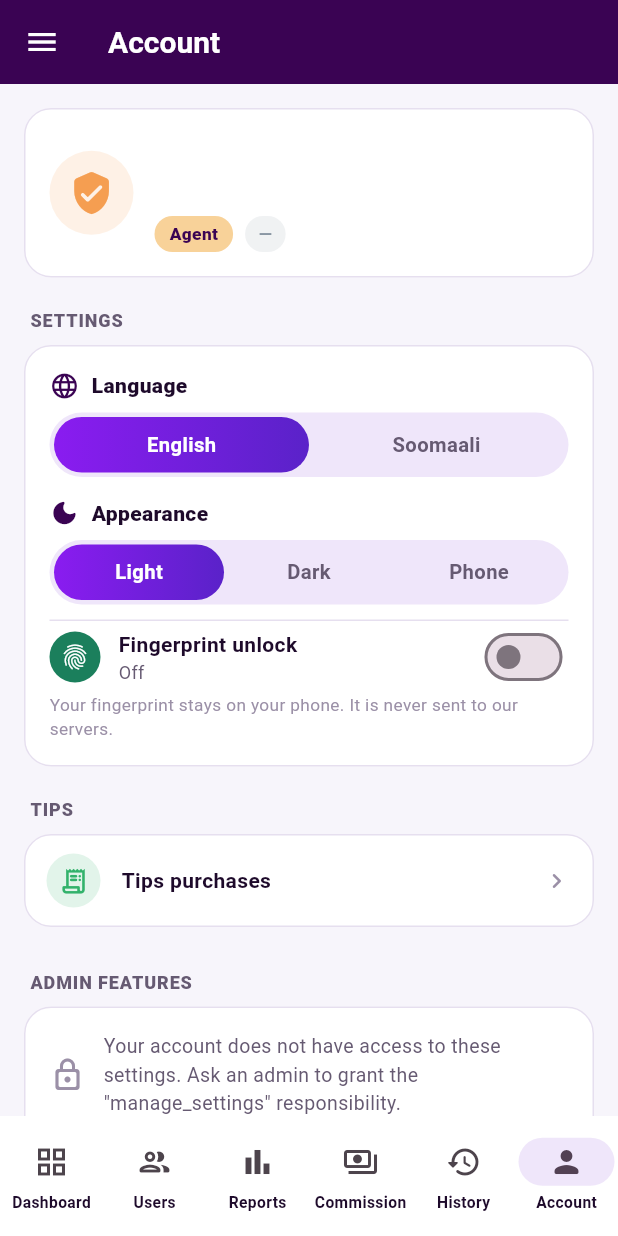
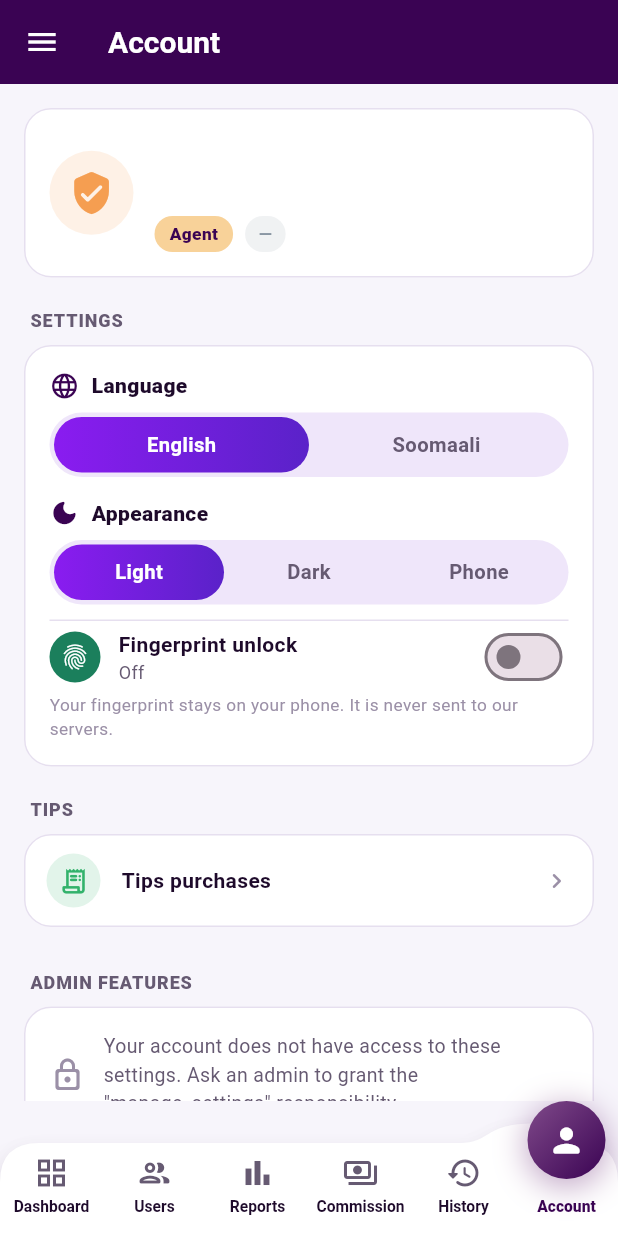
Before and after one commit to waaproltd-spec/Badal-exchange, a Flutter app: the HomeShell screen opened directly, item 6 of the bottom bar chosen, on a phone screen of 412 x 824 dp. Run offline on Flutter 3.47's test engine with Material 3 defaults, Android fonts, the phone set to English and light mode, and no system bars; our stand-ins replace audioplayers, device_info_plus, firebase_core, firebase_messaging, flutter_secure_storage, font_awesome_flutter and 6 more; accounts and stored records are empty; network calls fail.

Commit message:
Agent App: bottom navigation Option 3 -- curved white bar, selected tab a raised purple gradient circle with glow, animated; labels on one line
Co-Authored-By: Claude Sonnet 5.5 <noreply@anthropic.com>
Claude-Session: https://claude.ai/code/session_011NoKpXo4GzSuoMJss1uUua

```diff
--- a/agent-app/lib/widgets/home_nav_bar.dart
+++ b/agent-app/lib/widgets/home_nav_bar.dart
@@ -1,11 +1,14 @@
 import 'package:flutter/material.dart';
 
 import '../l10n/tr.dart';
+import '../theme/app_theme.dart';
 
-/// The six bottom tabs. Every label stays on one line: the text is made just small enough for the
-/// longest word ("Commission", "Warbixinno") to fit the width of a tab, at the phone's own text size.
-/// Only when even that would be unreadably small (a narrow phone or a very large text size) does only
-/// the selected tab show its label.
+/// The six bottom tabs on a curved white bar: the selected tab is a raised purple circle (deep-purple
+/// gradient, soft glow) that sits above the bar on a smooth hump, and slides to the next tab when it
+/// changes. Every label stays on one line: the text is made just small enough for the longest word
+/// ("Commission", "Warbixinno") to fit the width of a tab, at the phone's own text size. Only when even
+/// that would be unreadably small (a narrow phone or a very large text size) does only the selected tab
+/// show its label.
 class HomeNavBar extends StatelessWidget {
   const HomeNavBar(
       {super.key, required this.selectedIndex, required this.onSelected});
@@ -60,56 +63,201 @@ class HomeNavBar extends StatelessWidget {
     return size < _smallest ? null : size;
   }
 
+  static const _icons = [
+    (Icons.grid_view_outlined, Icons.grid_view_rounded),
+    (Icons.people_outline_rounded, Icons.people_rounded),
+    (Icons.bar_chart_outlined, Icons.bar_chart_rounded),
+    (Icons.payments_outlined, Icons.payments_rounded),
+    (Icons.history_rounded, Icons.history_toggle_off_rounded),
+    (Icons.person_outline_rounded, Icons.person_rounded),
+  ];
+
+  /// Space above the bar for the raised circle and the hump.
+  static const double topSpace = 28;
+  static const double barHeight = 62;
+  static const double circle = 52;
+
   @override
   Widget build(BuildContext context) {
     final names = labels;
+    final width = MediaQuery.sizeOf(context).width;
     final size = fittingSize(
-        width: MediaQuery.sizeOf(context).width,
-        scaler: MediaQuery.textScalerOf(context),
-        labels: names);
-    final theme = Theme.of(context).navigationBarTheme;
-    return NavigationBarTheme(
-      data: theme.copyWith(
-        labelTextStyle: WidgetStatePropertyAll(
-          (theme.labelTextStyle?.resolve(const {}) ??
-                  const TextStyle(fontWeight: FontWeight.w600))
-              .copyWith(fontSize: size ?? _normal),
-        ),
-      ),
-      child: NavigationBar(
-        key: const Key('home-nav'),
-        selectedIndex: selectedIndex,
-        labelBehavior: size == null
-            ? NavigationDestinationLabelBehavior.onlyShowSelected
-            : NavigationDestinationLabelBehavior.alwaysShow,
-        onDestinationSelected: onSelected,
-        destinations: [
-          NavigationDestination(
-              icon: const Icon(Icons.grid_view_outlined),
-              selectedIcon: const Icon(Icons.grid_view_rounded),
-              label: names[0]),
-          NavigationDestination(
-              icon: const Icon(Icons.people_outline_rounded),
-              selectedIcon: const Icon(Icons.people_rounded),
-              label: names[1]),
-          NavigationDestination(
-              icon: const Icon(Icons.bar_chart_outlined),
-              selectedIcon: const Icon(Icons.bar_chart_rounded),
-              label: names[2]),
-          NavigationDestination(
-              icon: const Icon(Icons.payments_outlined),
-              selectedIcon: const Icon(Icons.payments_rounded),
-              label: names[3]),
-          NavigationDestination(
-              icon: const Icon(Icons.history_rounded),
-              selectedIcon: const Icon(Icons.history_toggle_off_rounded),
-              label: names[4]),
-          NavigationDestination(
-              icon: const Icon(Icons.person_outline_rounded),
-              selectedIcon: const Icon(Icons.person_rounded),
-              label: names[5]),
-        ],
+        width: width, scaler: MediaQuery.textScalerOf(context), labels: names);
+    final bottom = MediaQuery.paddingOf(context).bottom;
+    final tabWidth = width / names.length;
+    return SizedBox(
+      key: const Key('home-nav'),
+      height: topSpace + barHeight + bottom,
+      child: TweenAnimationBuilder<double>(
+        // The circle slides from the old tab to the new one.
+        tween: Tween<double>(end: selectedIndex.toDouble()),
+        duration: const Duration(milliseconds: 320),
+        curve: Curves.easeOutCubic,
+        builder: (context, pos, _) {
+          final cx = tabWidth * (pos + 0.5);
+          return Stack(clipBehavior: Clip.none, children: [
+            Positioned.fill(
+              child: CustomPaint(
+                painter: _BarPainter(
+                    centerX: cx,
+                    color: AppColors.surface,
+                    shadow: AppColors.primary),
+              ),
+            ),
+            // The raised button.
+            Positioned(
+              left: cx - circle / 2,
+              top: 0,
+              child: Container(
+                key: const Key('nav-selected-circle'),
+                width: circle,
+                height: circle,
+                decoration: BoxDecoration(
+                  shape: BoxShape.circle,
+                  gradient: const LinearGradient(
+                    begin: Alignment.topLeft,
+                    end: Alignment.bottomRight,
+                    colors: [AppColors.purple, AppColors.purpleDark],
+                  ),
+                  boxShadow: [
+                    BoxShadow(
+                        color: AppColors.primary.withOpacity(0.5),
+                        blurRadius: 18,
+                        spreadRadius: 1,
+                        offset: const Offset(0, 4)),
+                  ],
+                ),
+                child: Icon(_icons[selectedIndex].$2,
+                    color: AppColors.onPrimary, size: 26),
+              ),
+            ),
+            Positioned(
+              left: 0,
+              right: 0,
+              top: topSpace,
+              height: barHeight + bottom,
+              child: Row(children: [
+                for (var i = 0; i < names.length; i++)
+                  Expanded(
+                    child: _Tab(
+                      key: Key('nav-tab-$i'),
+                      index: i,
+                      selected: i == selectedIndex,
+                      icon: _icons[i].$1,
+                      label: names[i],
+                      fontSize: size ?? _normal,
+                      showLabel: size != null || i == selectedIndex,
+                      onTap: () => onSelected(i),
+                    ),
+                  ),
+              ]),
+            ),
+          ]);
+        },
       ),
     );
   }
 }
+
+class _Tab extends StatelessWidget {
+  const _Tab({
+    super.key,
+    required this.index,
+    required this.selected,
+    required this.icon,
+    required this.label,
+    required this.fontSize,
+    required this.showLabel,
+    required this.onTap,
+  });
+
+  final int index;
+  final bool selected;
+  final IconData icon;
+  final String label;
+  final double fontSize;
+  final bool showLabel;
+  final VoidCallback onTap;
+
+  @override
+  Widget build(BuildContext context) {
+    return Semantics(
+      button: true,
+      selected: selected,
+      label: label,
+      excludeSemantics: true,
+      child: InkResponse(
+        onTap: onTap,
+        radius: 34,
+        containedInkWell: false,
+        child: Padding(
+          padding: const EdgeInsets.only(top: 8),
+          child: Column(children: [
+            // The icon of the selected tab is in the raised circle: this one fades out as the circle arrives.
+            AnimatedOpacity(
+              duration: const Duration(milliseconds: 200),
+              opacity: selected ? 0 : 1,
+              child: Icon(icon, size: 24, color: AppColors.textSecondary),
+            ),
+            const SizedBox(height: 4),
+            if (showLabel)
+              FittedBox(
+                fit: BoxFit.scaleDown,
+                child: AnimatedDefaultTextStyle(
+                  duration: const Duration(milliseconds: 200),
+                  style: TextStyle(
+                    fontSize: fontSize,
+                    fontWeight: selected ? FontWeight.w800 : FontWeight.w600,
+                    color: selected
+                        ? AppColors.primaryDark
+                        : AppColors.textPrimary,
+                  ),
+                  maxLines: 1,
+                  child: Text(label, maxLines: 1, softWrap: false),
+                ),
+              ),
+          ]),
+        ),
+      ),
+    );
+  }
+}
+
+/// The white bar with a smooth hump over the selected tab (where the raised circle sits).
+class _BarPainter extends CustomPainter {
+  _BarPainter(
+      {required this.centerX, required this.color, required this.shadow});
+
+  final double centerX;
+  final Color color;
+  final Color shadow;
+
+  @override
+  void paint(Canvas canvas, Size size) {
+    const top = HomeNavBar.topSpace;
+    const radius = 26.0;
+    const hump = 13.0;
+    const half = 50.0;
+    final w = size.width;
+    final cx = centerX.clamp(radius + half * 0.6, w - radius - half * 0.6);
+    final a = cx - half;
+    final b = cx + half;
+    final path = Path()
+      ..moveTo(0, size.height)
+      ..lineTo(0, top + radius)
+      ..quadraticBezierTo(0, top, radius, top)
+      ..lineTo(a, top)
+      ..cubicTo(a + 22, top, cx - 34, top - hump, cx, top - hump)
+      ..cubicTo(cx + 34, top - hump, b - 22, top, b, top)
+      ..lineTo(w - radius, top)
+      ..quadraticBezierTo(w, top, w, top + radius)
+      ..lineTo(w, size.height)
+      ..close();
+    canvas.drawShadow(path, shadow.withOpacity(0.55), 10, false);
+    canvas.drawPath(path, Paint()..color = color);
+  }
+
+  @override
+  bool shouldRepaint(_BarPainter old) =>
+      old.centerX != centerX || old.color != color || old.shadow != shadow;
+}
```
Also changed, not shown: 2 other files.
